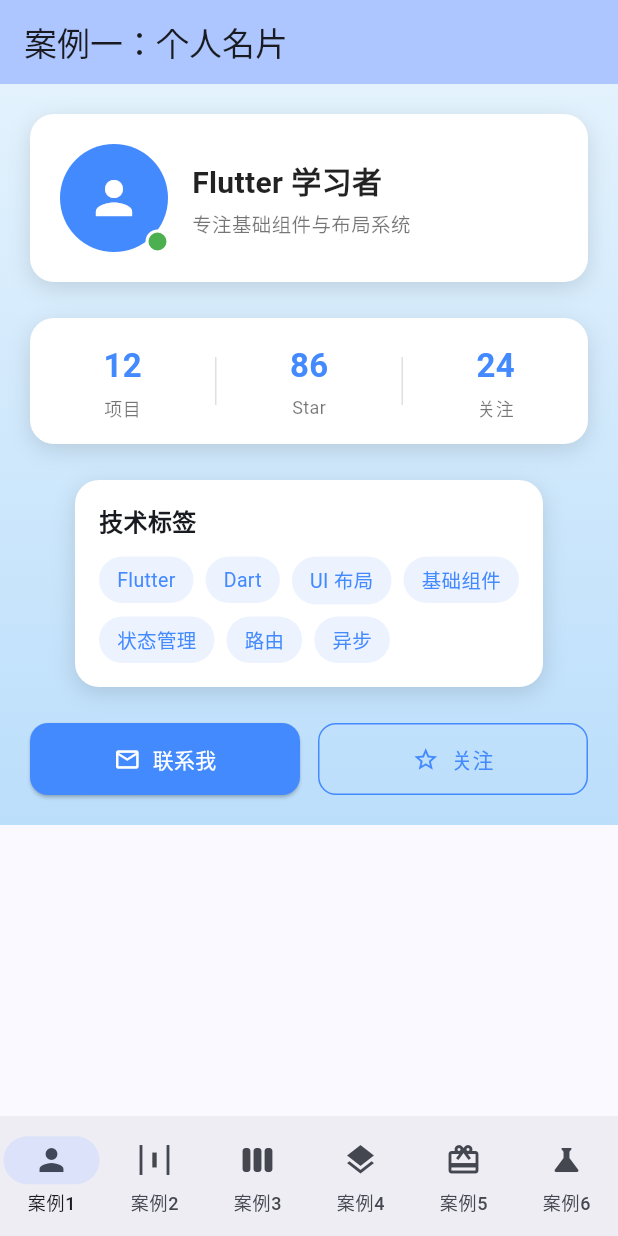
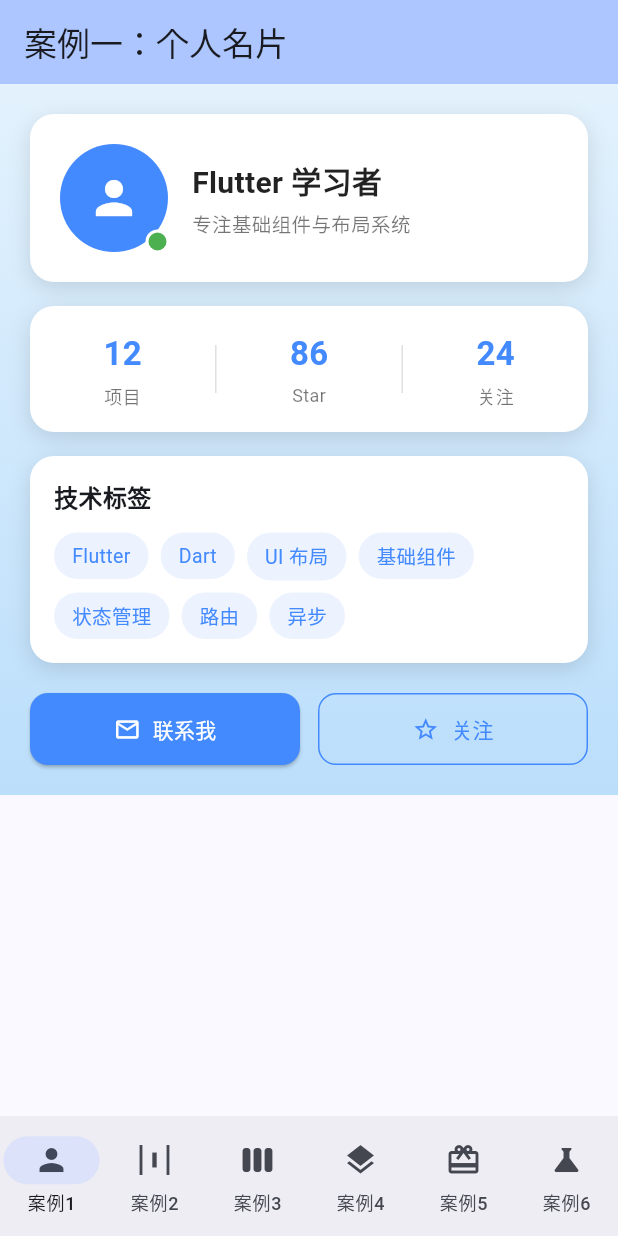
Before and after one commit to Yunbianer/lecture6, a Flutter app: the screen it shows after launch, on a phone screen of 412 x 824 dp. Run offline on Flutter 3.47's test engine with Material 3 defaults, Android fonts, the phone set to English and light mode, and no system bars.

Commit message:
feat: match design spec, zero overflow warnings

```diff
--- a/lib/pages/case1_profile_card.dart
+++ b/lib/pages/case1_profile_card.dart
@@ -2,8 +2,18 @@ import 'package:flutter/material.dart';
 
 /// 课堂案例：profile_card 个人名片页
 ///
-/// 步骤一（已完成）：骨架与对齐
-/// 步骤二：容器美化 —— 卡片圆角/阴影/留白 + 头像状态徽标
+/// 步骤一（骨架与对齐）：
+/// - Column 自上而下组织页面；头像与姓名用 Row 水平排列
+/// - 统计条三个数字块各包一层 Expanded，均分 Row 的剩余宽度
+/// - 标签云用 Wrap 自动换行
+///
+/// 步骤二（容器美化）：
+/// - Container + BoxDecoration 实现圆角、阴影与留白
+/// - Stack + Positioned 实现头像右下角的在线状态徽标
+///
+/// 步骤三（设计稿对照）：
+/// - 间距统一取 4 的倍数（4/8/12/16/20/24）
+/// - 宽屏下限制最大宽度，窄屏下文字省略，运行无 RenderFlex 溢出
 class Case1ProfileCard extends StatelessWidget {
   const Case1ProfileCard({super.key});
 
@@ -20,16 +30,22 @@ class Case1ProfileCard extends StatelessWidget {
       child: SafeArea(
         child: SingleChildScrollView(
           padding: const EdgeInsets.all(20),
+          child: Center(
+            child: ConstrainedBox(
+              constraints: const BoxConstraints(maxWidth: 420),
               child: const Column(
+                crossAxisAlignment: CrossAxisAlignment.stretch,
                 children: [
                   _ProfileHeader(),
-              SizedBox(height: 24),
+                  SizedBox(height: 16),
                   _StatsCard(),
-              SizedBox(height: 24),
+                  SizedBox(height: 16),
                   _TagsCard(),
-              SizedBox(height: 24),
+                  SizedBox(height: 20),
                   _ActionButtons(),
                 ],
+              ),
+            ),
           ),
         ),
       ),
@@ -37,7 +53,7 @@ class Case1ProfileCard extends StatelessWidget {
   }
 }
 
-/// 卡片统一装饰：白底 + 16 圆角 + 轻阴影
+/// 卡片统一装饰：白底 + 16 圆角 + 轻阴影，避免每个卡片重复书写
 const BoxDecoration _cardDecoration = BoxDecoration(
   color: Colors.white,
   borderRadius: BorderRadius.all(Radius.circular(16)),
@@ -50,7 +66,7 @@ const BoxDecoration _cardDecoration = BoxDecoration(
   ],
 );
 
-/// 头像区：CircleAvatar + Stack 在线状态徽标 + 姓名/签名两行 Text
+/// 头像区：CircleAvatar + 姓名/签名两行 Text + Stack 在线状态徽标
 class _ProfileHeader extends StatelessWidget {
   const _ProfileHeader();
 
@@ -86,13 +102,15 @@ class _ProfileHeader extends StatelessWidget {
             ],
           ),
           const SizedBox(width: 16),
-          // Expanded 约束文字宽度，避免长文本把头像挤出屏幕
+          // Expanded 约束文字宽度，长文本不会把头像挤出屏幕
           const Expanded(
             child: Column(
               crossAxisAlignment: CrossAxisAlignment.start,
               children: [
                 Text(
                   'Flutter 学习者',
+                  maxLines: 1,
+                  overflow: TextOverflow.ellipsis,
                   style: TextStyle(
                     fontSize: 20,
                     fontWeight: FontWeight.bold,
@@ -102,6 +120,8 @@ class _ProfileHeader extends StatelessWidget {
                 SizedBox(height: 4),
                 Text(
                   '专注基础组件与布局系统',
+                  maxLines: 1,
+                  overflow: TextOverflow.ellipsis,
                   style: TextStyle(fontSize: 13, color: Colors.black54),
                 ),
               ],
@@ -113,7 +133,7 @@ class _ProfileHeader extends StatelessWidget {
   }
 }
 
-/// 统计条：卡片装饰 + 三个 Expanded 数字块 + 1px 分隔线
+/// 统计条：三个 Expanded 数字块均分宽度，中间用 1px 分隔线
 class _StatsCard extends StatelessWidget {
   const _StatsCard();
 
@@ -163,7 +183,7 @@ class _StatsCard extends StatelessWidget {
   }
 }
 
-/// 标签云：卡片装饰 + Wrap 流式排列
+/// 标签云：Wrap 按行流动排列，空间不足自动换行
 class _TagsCard extends StatelessWidget {
   const _TagsCard();
 
```
Lines whose indentation alone changed are shown as unchanged.
